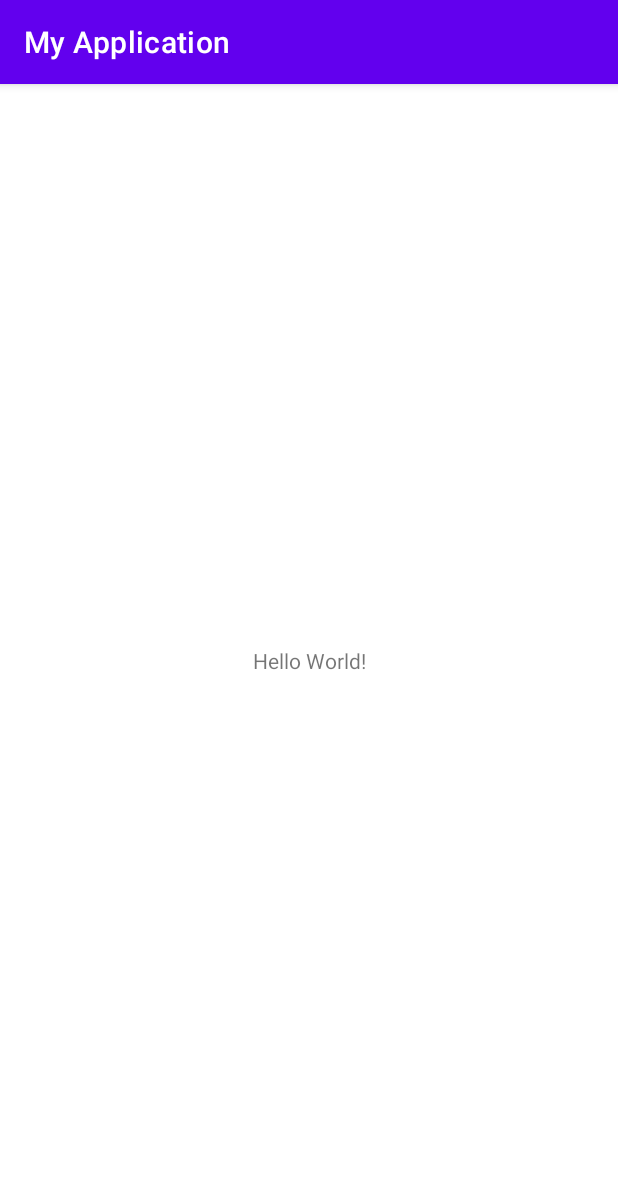
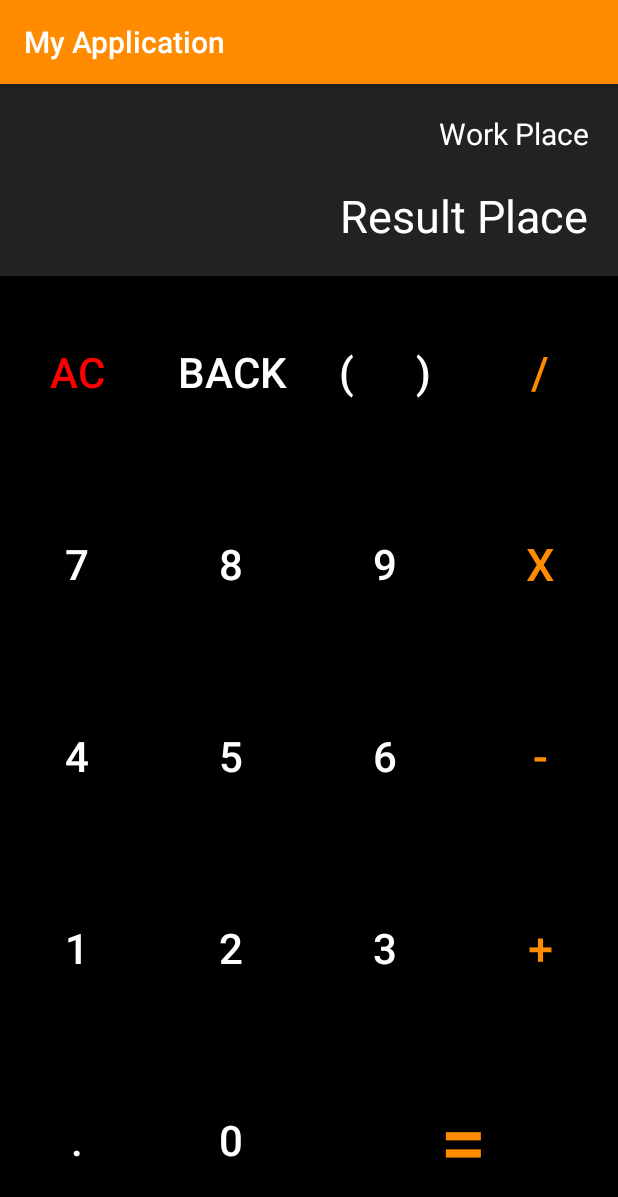
Before and after one commit to YushkevichP/calculator2, an Android app: the screen it shows after launch (MainActivity), on a phone screen of 412 x 824 dp. Shown: the top 1197 px of the screen. Run offline under Robolectric (Android 15) with nearby library versions, the phone set to English and light mode, and no system bars.

Commit message:
Fragment calculator + visual calc done

```diff
--- a/app/src/main/AndroidManifest.xml
+++ b/app/src/main/AndroidManifest.xml
@@ -9,13 +9,16 @@
         android:roundIcon="@mipmap/ic_launcher_round"
         android:supportsRtl="true"
         android:theme="@style/Theme.MyApplication">
-        <activity android:name="com.example.homework1calculator.MainActivity">
+
+        <activity android:name="com.example.homework1calculator.MainActivity"
+            android:exported="true">
             <intent-filter>
                 <action android:name="android.intent.action.MAIN" />
 
                 <category android:name="android.intent.category.LAUNCHER" />
             </intent-filter>
         </activity>
+
     </application>
 
 </manifest>
--- a/app/src/main/java/com/example/homework1calculator/Calculator.kt
+++ b/app/src/main/java/com/example/homework1calculator/Calculator.kt
@@ -16,24 +16,27 @@ class Calculator {
 
     fun calculate(text: String?): String {
 
-        var finalResult = ""
+        return text?.let {          // функция расширения .let http://developer.alexanderklimov.ru/android/kotlin/with-apply-also.php
+            if (it.contains('(')){
+                calcWithBraces(it)
+            } else {calculateWithNoBraces(it)}
+        }?:""
 
-        if (text != null) {
-            if (text.contains('(')) {
-                finalResult = calcWithBraces(text)
-
-            } else finalResult = calculateWithNoBraces(text)
-
-        }
-
-        return finalResult
+//        var finalResult = ""
+//
+//        if (text != null) {
+//            if (text.contains('(')) {
+//                finalResult = calcWithBraces(text)
+//
+//            } else finalResult = calculateWithNoBraces(text)
+//
+//        }
+//
+//        return finalResult
 
     }
-
-
     //counting without braces
     private fun calculateWithNoBraces(text: String?): String {
-
 
         val trimText = toTrimText(text)
         for (i in trimText) {
@@ -53,12 +56,13 @@ class Calculator {
             val right = listNumbers.removeAt(index).toDouble()
             val operation = listSigns.removeAt(index)
             val result = calcOneOperation(left, operation, right)
-            listNumbers.add(index, result)
+            listNumbers.add(index, result.toString())
 
         }
 
         return listNumbers.last()
     }
+
 
     private fun toTrimText(text: String?): String {
         return text?.trim()
@@ -112,26 +116,24 @@ class Calculator {
         return index
     }
 
-
     //counting one operation
-    private fun calcOneOperation(left: Double, operation: String, right: Double): String {
+    private fun calcOneOperation(left: Double, operation: String, right: Double): Double {
 
         val resultOneOperation = when (operation) {
-            "*" -> (left * right).toString()
-            "/" -> (left / right).toString()
-            "+" -> (left + right).toString()
-            "-" -> (left - right).toString()
-            else -> "Error: incorrect sign was entered, try again please"
+            "*" -> (left * right)
+            "/" -> (left / right)
+            "+" -> (left + right)
+            "-" -> (left - right)
+            else -> throw Exception("smth went wrong")
         }
 
-        return if (resultOneOperation == "Infinity") {
+        return if (resultOneOperation.toString() == "Infinity") {
             throw Exception("Impossible divide by ZERO")
         } else
 
             resultOneOperation
 
     }
-
 
     //counting with a braces
     private fun calcWithBraces(text: String): String {
@@ -156,16 +158,11 @@ class Calculator {
 
             }
 
-
             val subText = checkBracesText.substring(openBrace + 1, closeBrace)
             var bufferText = ""
             //println("subText = $subText")
 
-            if (subText.contains(')')) {
-                bufferText = calcWithBraces(subText)
-            } else {
-                bufferText = subText
-            }
+            if (subText.contains(')')) bufferText = calcWithBraces(subText) else bufferText = subText
             // println("checkBracesText before replaced = $checkBracesText")
             checkBracesText =
                 checkBracesText.replace("($subText)", calculateWithNoBraces(bufferText))
@@ -177,9 +174,5 @@ class Calculator {
 
         }
         return calculateWithNoBraces(checkBracesText)
-
-
     }
-
-
 }
--- /dev/null
+++ b/app/src/main/java/com/example/homework1calculator/CalculatorFragment.kt
@@ -0,0 +1,37 @@
+package com.example.homework1calculator
+
+import android.os.Bundle
+import android.view.LayoutInflater
+import android.view.View
+import android.view.ViewGroup
+import androidx.fragment.app.Fragment
+import com.example.homework1calculator.databinding.FragmentCalculatorBinding
+
+class CalculatorFragment : Fragment(){
+
+    private var _binding: FragmentCalculatorBinding ?=null
+    private val binding get() =  requireNotNull(_binding){"Binding is empty"}
+
+    override fun onCreateView(
+        inflater: LayoutInflater,
+        container: ViewGroup?,
+        savedInstanceState: Bundle?
+    ): View {
+        return FragmentCalculatorBinding.inflate(inflater, container, false)
+            .also { _binding = it }
+            .root
+    }
+
+    override fun onViewCreated(view: View, savedInstanceState: Bundle?) {
+        super.onViewCreated(view, savedInstanceState)
+
+        //todo
+    }
+
+    override fun onDestroyView() {
+        super.onDestroyView()
+        _binding = null
+    }
+
+
+}
--- a/app/src/main/java/com/example/homework1calculator/MainActivity.kt
+++ b/app/src/main/java/com/example/homework1calculator/MainActivity.kt
@@ -2,10 +2,22 @@ package com.example.homework1calculator
 
 import androidx.appcompat.app.AppCompatActivity
 import android.os.Bundle
+import android.widget.Toast
+import com.example.homework1calculator.databinding.ActivityMainBinding
+import kotlin.random.Random
 
-class MainActivity : AppCompatActivity() {
+
+class MainActivity : AppCompatActivity(R.layout.activity_main) {
+
     override fun onCreate(savedInstanceState: Bundle?) {
         super.onCreate(savedInstanceState)
-        setContentView(R.layout.activity_main)
+       // setContentView(R.layout.activity_main)
+
+        supportFragmentManager
+            .beginTransaction()
+            .add(R.id.container, CalculatorFragment())
+            .commit()
+
+
     }
 }
--- a/app/src/main/res/layout/activity_main.xml
+++ b/app/src/main/res/layout/activity_main.xml
@@ -1,18 +1,9 @@
 <?xml version="1.0" encoding="utf-8"?>
-<androidx.constraintlayout.widget.ConstraintLayout xmlns:android="http://schemas.android.com/apk/res/android"
+
+<androidx.fragment.app.FragmentContainerView xmlns:android="http://schemas.android.com/apk/res/android"
     xmlns:app="http://schemas.android.com/apk/res-auto"
     xmlns:tools="http://schemas.android.com/tools"
+    android:id="@+id/container"
     android:layout_width="match_parent"
     android:layout_height="match_parent"
-    tools:context=".MainActivity">
-
-    <TextView
-        android:layout_width="wrap_content"
-        android:layout_height="wrap_content"
-        android:text="Hello World!"
-        app:layout_constraintBottom_toBottomOf="parent"
-        app:layout_constraintLeft_toLeftOf="parent"
-        app:layout_constraintRight_toRightOf="parent"
-        app:layout_constraintTop_toTopOf="parent" />
-
-</androidx.constraintlayout.widget.ConstraintLayout>
+    tools:context=".MainActivity"/>
--- /dev/null
+++ b/app/src/main/res/layout/fragment_calculator.xml
@@ -0,0 +1,166 @@
+<?xml version="1.0" encoding="utf-8"?>
+<androidx.appcompat.widget.LinearLayoutCompat xmlns:android="http://schemas.android.com/apk/res/android"
+
+    xmlns:app="http://schemas.android.com/apk/res-auto"
+    xmlns:tools="http://schemas.android.com/tools"
+    android:layout_width="match_parent"
+    android:layout_height="match_parent"
+    android:background="@color/almostBlack"
+    android:orientation="vertical">
+
+
+    <androidx.constraintlayout.widget.ConstraintLayout
+        android:layout_width="match_parent"
+        android:layout_height="match_parent"
+        android:layout_weight="1"
+        android:padding="20dp">
+
+
+        <TextView
+            android:id="@+id/workPlace"
+            android:layout_width="match_parent"
+            android:layout_height="wrap_content"
+            android:lines="2"
+            android:maxLines="2"
+            android:text="Work Place"
+            android:gravity="end"
+            android:textColor="@color/white"
+            android:textSize="20sp"
+            app:layout_constraintBottom_toTopOf="@id/resultPlace"
+            app:layout_constraintLeft_toLeftOf="parent"
+            app:layout_constraintRight_toRightOf="parent"
+            app:layout_constraintTop_toTopOf="parent" />
+
+        <TextView
+            android:id="@+id/resultPlace"
+            android:layout_width="match_parent"
+            android:layout_height="wrap_content"
+            android:gravity="end"
+            android:lines="1"
+            android:maxLines="1"
+            android:text="Result Place"
+            android:textColor="@color/white"
+            android:textSize="30sp"
+            app:layout_constraintBottom_toBottomOf="parent"
+            app:layout_constraintLeft_toLeftOf="parent"
+            app:layout_constraintRight_toRightOf="parent" />
+
+
+    </androidx.constraintlayout.widget.ConstraintLayout>
+
+
+    <LinearLayout style="@style/buttonRow">
+
+        <Button
+            android:layout_weight="1"
+            style="@style/buttonNumber"
+            android:textColor="@color/red"
+            android:text="AC" />
+
+        <Button
+            android:layout_weight="1"
+            style="@style/buttonNumber"
+            android:text="back" />
+
+        <Button
+            android:layout_weight="0.5"
+            style="@style/buttonNumber"
+            android:text="(" />
+
+        <Button
+            android:layout_weight="0.5"
+            style="@style/buttonNumber"
+            android:text=")" />
+
+        <Button
+            android:layout_weight="1"
+            style="@style/buttonOperator"
+            android:text="/" />
+
+    </LinearLayout>
+
+    <LinearLayout style="@style/buttonRow">
+
+        <Button
+            style="@style/buttonNumber"
+            android:text="7" />
+
+        <Button
+            style="@style/buttonNumber"
+            android:text="8" />
+
+        <Button
+            style="@style/buttonNumber"
+            android:text="9" />
+
+        <Button
+            style="@style/buttonOperator"
+            android:text="x" />
+
+    </LinearLayout>
+
+    <LinearLayout style="@style/buttonRow">
+
+        <Button
+            style="@style/buttonNumber"
+            android:text="4" />
+
+        <Button
+            style="@style/buttonNumber"
+            android:text="5" />
+
+        <Button
+            style="@style/buttonNumber"
+            android:text="6" />
+
+        <Button
+            style="@style/buttonOperator"
+            android:text="-" />
+
+    </LinearLayout>
+
+    <LinearLayout style="@style/buttonRow">
+
+        <Button
+            style="@style/buttonNumber"
+            android:text="1" />
+
+        <Button
+            style="@style/buttonNumber"
+            android:text="2" />
+
+        <Button
+            style="@style/buttonNumber"
+            android:text="3" />
+
+        <Button
+            style="@style/buttonOperator"
+            android:text="+" />
+
+    </LinearLayout>
+
+    <LinearLayout style="@style/buttonRow">
+
+        <Button
+            android:layout_weight="1"
+            style="@style/buttonNumber"
+            android:text="." />
+
+        <Button
+            android:layout_weight="1"
+            style="@style/buttonNumber"
+            android:text="0" />
+
+
+
+        <Button
+            android:layout_weight="2"
+            android:textSize="55sp"
+            style="@style/buttonOperator"
+
+            android:text="=" />
+
+    </LinearLayout>
+
+
+</androidx.appcompat.widget.LinearLayoutCompat>
--- a/app/src/main/res/values-night/themes.xml
+++ b/app/src/main/res/values-night/themes.xml
@@ -1,16 +1,16 @@
 <resources xmlns:tools="http://schemas.android.com/tools">
     <!-- Base application theme. -->
-    <style name="Theme.MyApplication" parent="Theme.MaterialComponents.DayNight.DarkActionBar">
-        <!-- Primary brand color. -->
-        <item name="colorPrimary">@color/purple_200</item>
-        <item name="colorPrimaryVariant">@color/purple_700</item>
-        <item name="colorOnPrimary">@color/black</item>
-        <!-- Secondary brand color. -->
-        <item name="colorSecondary">@color/teal_200</item>
-        <item name="colorSecondaryVariant">@color/teal_200</item>
-        <item name="colorOnSecondary">@color/black</item>
-        <!-- Status bar color. -->
-        <item name="android:statusBarColor" tools:targetApi="l">?attr/colorPrimaryVariant</item>
-        <!-- Customize your theme here. -->
-    </style>
+<!--    <style name="Theme.MyApplication" parent="Theme.MaterialComponents.DayNight.DarkActionBar">-->
+<!--        &lt;!&ndash; Primary brand color. &ndash;&gt;-->
+<!--        <item name="colorPrimary">@color/purple_200</item>-->
+<!--        <item name="colorPrimaryVariant">@color/purple_700</item>-->
+<!--        <item name="colorOnPrimary">@color/black</item>-->
+<!--        &lt;!&ndash; Secondary brand color. &ndash;&gt;-->
+<!--        <item name="colorSecondary">@color/teal_200</item>-->
+<!--        <item name="colorSecondaryVariant">@color/teal_200</item>-->
+<!--        <item name="colorOnSecondary">@color/black</item>-->
+<!--        &lt;!&ndash; Status bar color. &ndash;&gt;-->
+<!--        <item name="android:statusBarColor" tools:targetApi="l">?attr/colorPrimaryVariant</item>-->
+<!--        &lt;!&ndash; Customize your theme here. &ndash;&gt;-->
+<!--    </style>-->
 </resources>
--- a/app/src/main/res/values/colors.xml
+++ b/app/src/main/res/values/colors.xml
@@ -1,10 +1,15 @@
 <?xml version="1.0" encoding="utf-8"?>
 <resources>
+
+    <color name="black">#FF000000</color>
+    <color name="white">#FFFFFFFF</color>
+    <color name="red">#F00</color>
+    <color name="almostBlack">#222</color>
+    <color name="orange">#FF8c00</color>
     <color name="purple_200">#FFBB86FC</color>
     <color name="purple_500">#FF6200EE</color>
     <color name="purple_700">#FF3700B3</color>
     <color name="teal_200">#FF03DAC5</color>
     <color name="teal_700">#FF018786</color>
-    <color name="black">#FF000000</color>
-    <color name="white">#FFFFFFFF</color>
+
 </resources>
--- /dev/null
+++ b/app/src/main/res/values/style.xml
@@ -0,0 +1,29 @@
+<?xml version="1.0" encoding="utf-8"?>
+<resources>
+
+    <style name="buttonRow">
+        <item name="android:layout_weight">1</item>
+        <item name="android:layout_width">match_parent</item>
+        <item name="android:layout_height">match_parent</item>
+        <item name="android:background">@color/black</item>
+    </style>
+
+    <style name="buttonNumber">
+        <item name="android:layout_weight">1</item>
+        <item name="android:layout_width">0dp</item>
+        <item name="android:layout_height">match_parent</item>
+        <item name="android:textSize">28sp</item>
+        <item name="android:textColor">@color/white</item>
+        <item name="android:background">@color/black</item>
+    </style>
+
+    <style name="buttonOperator">
+        <item name="android:layout_weight">1</item>
+        <item name="android:layout_width">0dp</item>
+        <item name="android:layout_height">match_parent</item>
+        <item name="android:background">@color/black</item>
+        <item name="android:textSize">30sp</item>
+        <item name="android:textColor">@color/orange</item>
+    </style>
+
+</resources>
--- a/app/src/main/res/values/themes.xml
+++ b/app/src/main/res/values/themes.xml
@@ -1,14 +1,11 @@
 <resources xmlns:tools="http://schemas.android.com/tools">
     <!-- Base application theme. -->
-    <style name="Theme.MyApplication" parent="Theme.MaterialComponents.DayNight.DarkActionBar">
+    <style name="Theme.MyApplication" parent="Theme.AppCompat">
         <!-- Primary brand color. -->
-        <item name="colorPrimary">@color/purple_500</item>
-        <item name="colorPrimaryVariant">@color/purple_700</item>
+        <item name="colorPrimary">@color/orange</item>
+        <item name="colorPrimaryVariant">@color/almostBlack</item>
         <item name="colorOnPrimary">@color/white</item>
-        <!-- Secondary brand color. -->
-        <item name="colorSecondary">@color/teal_200</item>
-        <item name="colorSecondaryVariant">@color/teal_700</item>
-        <item name="colorOnSecondary">@color/black</item>
+
         <!-- Status bar color. -->
         <item name="android:statusBarColor" tools:targetApi="l">?attr/colorPrimaryVariant</item>
         <!-- Customize your theme here. -->
```
Also changed, not shown: app/build.gradle (+10 -6 lines).
